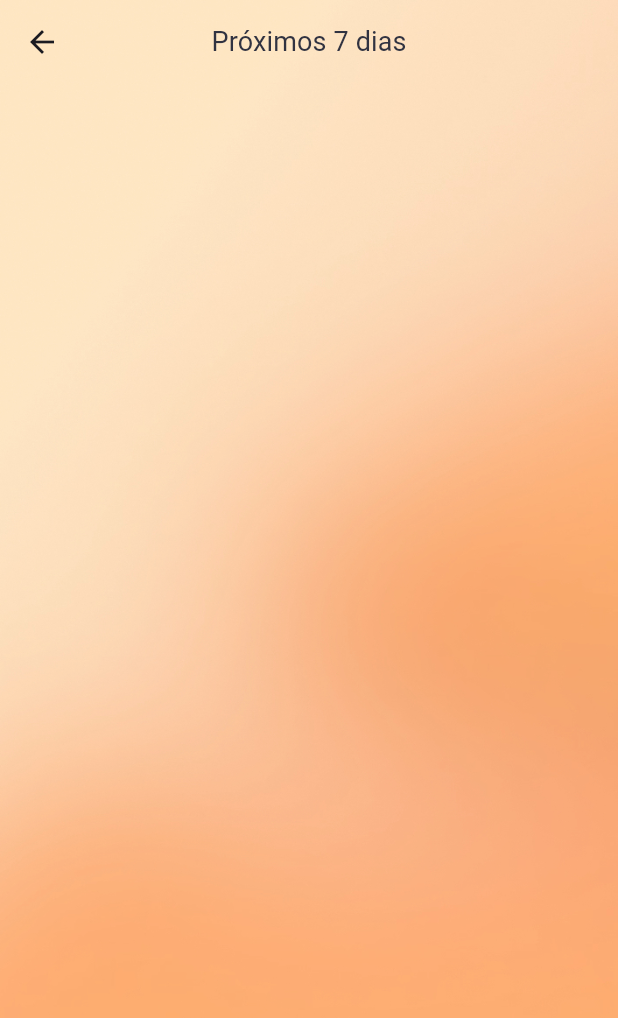
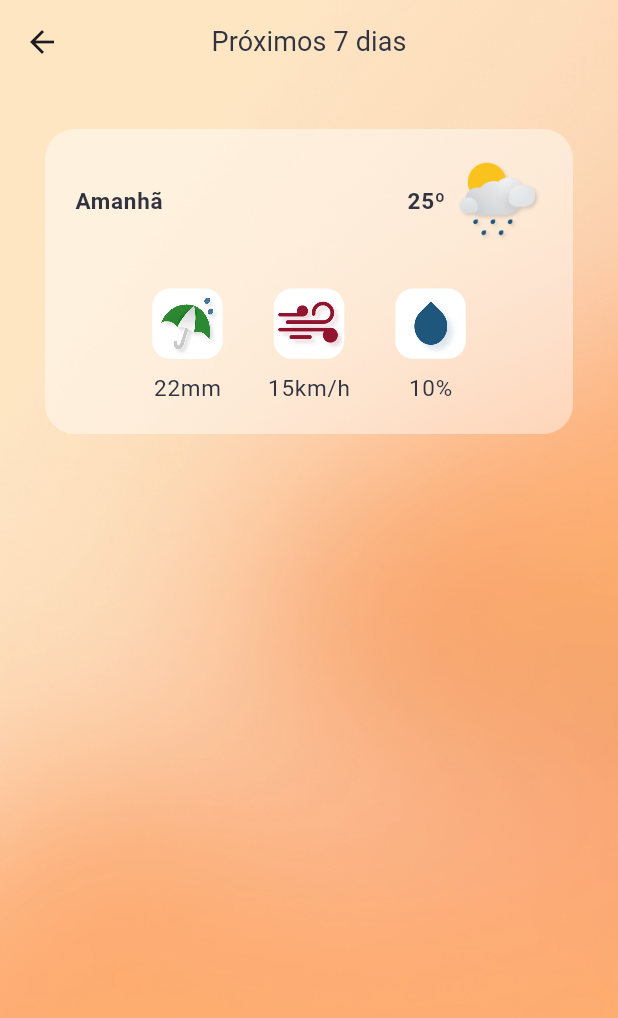
Before and after one commit to JoseVinicius-P/Clima-Flutter, a Flutter app: the NextSevenDays screen opened directly, on a phone screen of 412 x 824 dp. Shown: the top 1018 px of the screen. Run offline on Flutter 3.47's test engine with Material 2 defaults, Android fonts, the phone set to English and light mode, and no system bars.

Commit message:
style: added elements

```diff
--- a/lib/pages/NextSevenDays.dart
+++ b/lib/pages/NextSevenDays.dart
@@ -1,3 +1,4 @@
+import 'package:clima/values/MyColors.dart';
 import 'package:flutter/cupertino.dart';
 import 'package:flutter/material.dart';
 
@@ -14,6 +15,9 @@ class _NextSevenDays extends State<NextSevenDays>{
   Widget build(BuildContext context) {
 
     var theme = Theme.of(context);
+    final String img_name = 'umbrella.png';
+    final String dado = '22mm';
+
     return Scaffold(
       extendBodyBehindAppBar: true,
       appBar: AppBar(
@@ -34,12 +38,109 @@ class _NextSevenDays extends State<NextSevenDays>{
             fit: BoxFit.cover,
           )
         ),
-        child: Column(
-          children: [
+        child: Padding(
+          padding: EdgeInsets.only(top: 30.0, right: 30.0, left: 30.0),
+          child: Column(
+            children: [
+              SafeArea(
+                child: Container(
+                  decoration: BoxDecoration(
+                      color: MyColors.whiteTranparent70,
+                      borderRadius: BorderRadius.all(
+                          Radius.circular(20.0)
+                      )
+                  ),
+                  child: Padding(
+                    padding: EdgeInsets.all(20.0),
+                    child: Column(
+                      children: [
+                        Row(
+                          children: [
+                            Text(
+                              'Amanhã',
+                              style: theme.textTheme.labelMedium?.copyWith(fontSize: 15.0, fontWeight: FontWeight.bold),
+                            ),
+                            Spacer(),
+                            Text(
+                              '25º',
+                              style: theme.textTheme.labelMedium?.copyWith(fontSize: 15.0, fontWeight: FontWeight.bold),
+                            ),
+                            SizedBox(width: 5),
+                            Image(
+                              image: AssetImage('assets/images/cludy.png'),
+                              width: 60,
+                              fit: BoxFit.cover,
+                            )
+                          ],
+                        ),
+                        SizedBox(height: 30),
+                        Row(
+                          mainAxisAlignment: MainAxisAlignment.center,
+                          children: [
+                            ConditionWeather(img_name: 'umbrella.png', dado: '22mm', theme: theme),
+                            SizedBox(width: 30),
+                            ConditionWeather(img_name: 'wind.png', dado: '15km/h', theme: theme),
+                            SizedBox(width: 30),
+                            ConditionWeather(img_name: 'humidity.png', dado: '10%', theme: theme),
+                          ],
+                        )
+                      ],
+                    ),
+                  ),
+                ),
+              ),
+              Row(
+                children: [
 
-          ],
+                ],
+              )
+            ],
+          ),
         ),
       ),
     );
   }
 }
+
+class ConditionWeather extends StatelessWidget {
+  const ConditionWeather({
+    super.key,
+    required this.img_name,
+    required this.dado,
+    required this.theme,
+  });
+
+  final String img_name;
+  final String dado;
+  final ThemeData theme;
+
+  @override
+  Widget build(BuildContext context) {
+    return Column(
+      children: [
+        Container(
+          decoration: const BoxDecoration(
+              color: Colors.white,
+              borderRadius: BorderRadius.all(
+                  Radius.circular(12.0)
+              )
+          ),
+          child: Padding(
+            padding: const EdgeInsets.all(1.0),
+            child: Image(
+              image: AssetImage('assets/images/$img_name'),
+              width: 45,
+              fit: BoxFit.cover,
+              filterQuality: FilterQuality.high,
+            ),
+          ),
+        ),
+        SizedBox(height: 10),
+        Text(
+          dado,
+          style: theme.textTheme.labelMedium?.copyWith(fontSize: 15.0),
+        )
+      ],
+    );
+  }
+}
```
